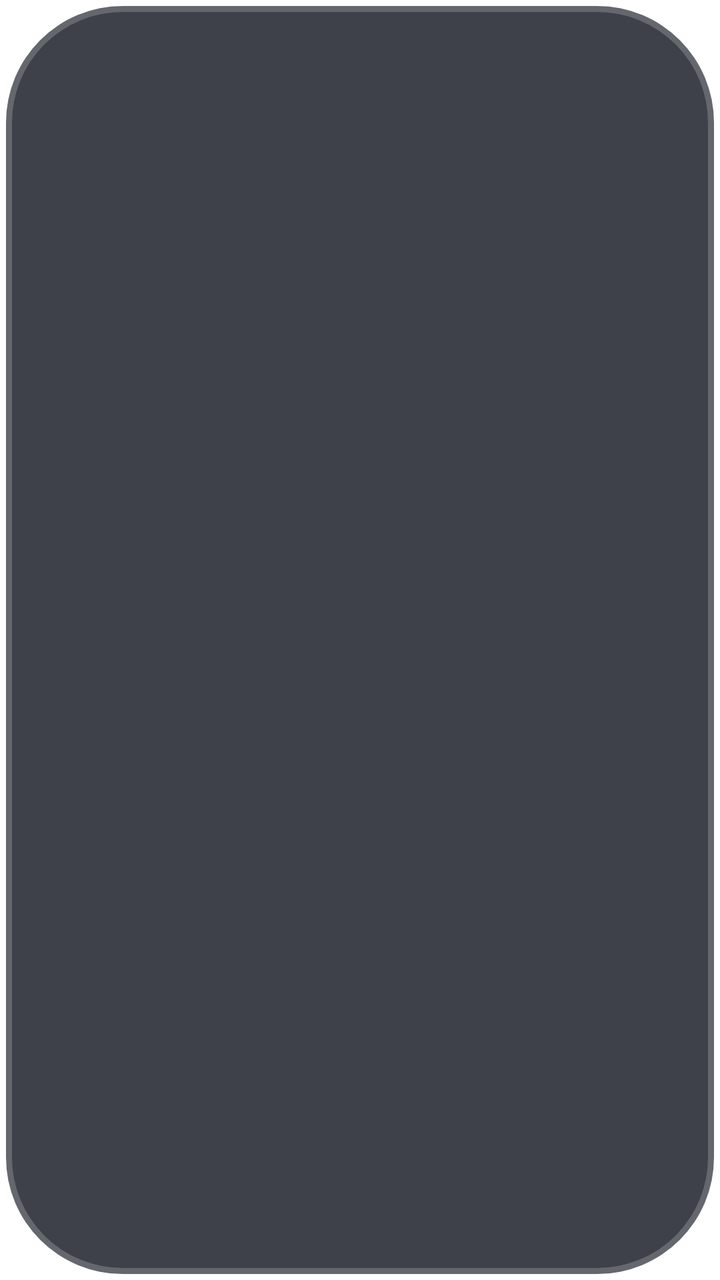
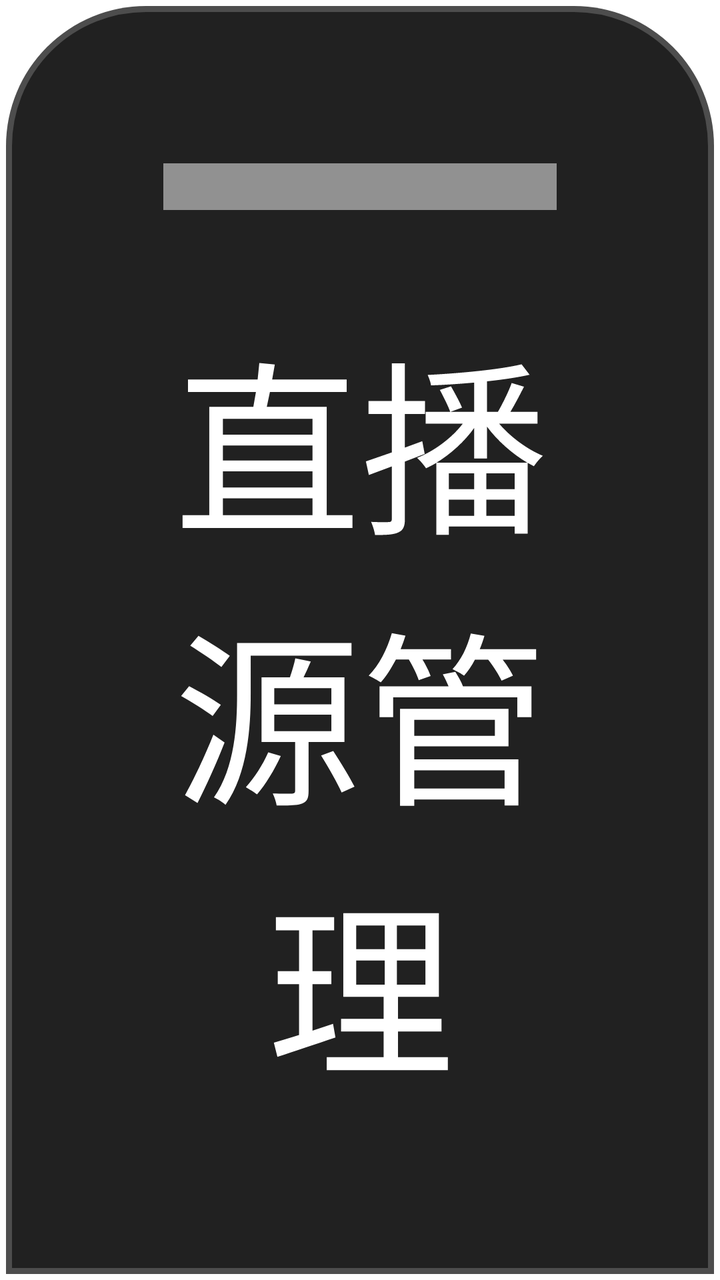

An Android layout rendered at two revisions. The XML below is the earlier revision; the diff shows what the commit changed to produce the second picture.
<!-- AndroidManifest.xml: application theme AppTheme.NoActionBar -->
<!-- res/layout/dialog_live_source.xml -->
<?xml version="1.0" encoding="utf-8"?>
<FrameLayout xmlns:android="http://schemas.android.com/apk/res/android"
    xmlns:app="http://schemas.android.com/apk/res-auto"
    xmlns:tools="http://schemas.android.com/tools"
    android:layout_width="wrap_content"
    android:layout_height="wrap_content">

    <LinearLayout
        android:layout_width="wrap_content"
        android:layout_height="wrap_content"
        android:layout_gravity="center"
        android:background="@drawable/shape_danmu_setting_bg"
        android:orientation="horizontal"
        android:padding="@dimen/vs_35">

        <ImageView
            android:id="@+id/qrCode"
            android:layout_width="@dimen/vs_280"
            android:layout_height="@dimen/vs_280"
            android:layout_gravity="center_vertical"
            android:focusable="false" />

        <LinearLayout
            android:layout_width="@dimen/vs_610"
            android:layout_height="wrap_content"
            android:layout_marginStart="@dimen/vs_20"
            android:layout_marginLeft="@dimen/vs_20"
            android:orientation="vertical">

            <TextView
                android:id="@+id/title"
                android:layout_width="match_parent"
                android:layout_height="wrap_content"
                android:layout_marginBottom="@dimen/vs_8"
                android:gravity="center"
                android:text="添加直播源"
                android:textColor="@color/dialog_text_primary"
                android:textSize="@dimen/ts_26" />

            <TextView
                android:id="@+id/jump_web"
                android:layout_width="match_parent"
                android:layout_height="wrap_content"
                android:layout_marginBottom="@dimen/vs_8"
                android:focusable="false"
                android:gravity="center"
                android:lineSpacingMultiplier="1.3"
                android:text="扫码远程推送（直播地址）"
                android:textColor="@color/dialog_text_primary"
                android:textSize="@dimen/ts_22" />

            <FrameLayout
                android:layout_width="match_parent"
                android:layout_height="@dimen/vs_300"
                android:layout_marginBottom="@dimen/vs_8">

                <com.owen.tvrecyclerview.widget.TvRecyclerView
                    android:id="@+id/list"
                    android:layout_width="match_parent"
                    android:layout_height="match_parent"
                    app:tv_layoutManager="V7LinearLayoutManager"
                    app:tv_verticalSpacingWithMargins="@dimen/vs_5" />
            </FrameLayout>

            
            <LinearLayout
                android:layout_width="match_parent"
                android:layout_height="wrap_content"
                android:layout_marginBottom="@dimen/vs_8"
                android:orientation="horizontal">

                <EditText
                    android:id="@+id/input_live_name"
                    android:layout_width="0dp"
                    android:layout_height="wrap_content"
                    android:layout_weight="2"
                    android:background="@drawable/input_dialog_api_input"
                    android:hint="直播源名（可空）"
                    android:imeOptions="actionNext|flagNoExtractUi"
                    android:inputType="text"
                    android:maxLines="1"
                    android:paddingLeft="@dimen/vs_2"
                    android:paddingTop="@dimen/vs_10"
                    android:paddingRight="@dimen/vs_2"
                    android:paddingBottom="@dimen/vs_10"
                    android:singleLine="true"
                    android:textColor="@color/dialog_text_primary"
                    android:textColorHint="@color/dialog_text_hint"
                    android:textSize="@dimen/ts_24" />

                <EditText
                    android:id="@+id/input_live_url"
                    android:layout_width="0dp"
                    android:layout_height="wrap_content"
                    android:layout_weight="3"
                    android:layout_marginStart="@dimen/vs_5"
                    android:layout_marginLeft="@dimen/vs_5"
                    android:background="@drawable/input_dialog_api_input"
                    android:hint="输入直播源地址明文"
                    android:imeOptions="actionDone|flagNoExtractUi"
                    android:inputType="text"
                    android:maxLines="1"
                    android:paddingLeft="@dimen/vs_2"
                    android:paddingTop="@dimen/vs_10"
                    android:paddingRight="@dimen/vs_2"
                    android:paddingBottom="@dimen/vs_10"
                    android:singleLine="true"
                    android:textColor="@color/dialog_text_primary"
                    android:textColorHint="@color/dialog_text_hint"
                    android:textSize="@dimen/ts_24" />

                <TextView
                    android:id="@+id/inputSubmit"
                    android:layout_width="wrap_content"
                    android:layout_height="wrap_content"
                    android:layout_gravity="center"
                    android:layout_marginStart="@dimen/vs_5"
                    android:layout_marginLeft="@dimen/vs_5"
                    android:background="@drawable/button_danmu_setting"
                    android:focusable="true"
                    android:gravity="center"
                    android:padding="@dimen/vs_10"
                    android:text="添加"
                    android:textColor="@color/dialog_text_primary"
                    android:textSize="@dimen/ts_22" />
            </LinearLayout>

            
            <LinearLayout
                android:layout_width="match_parent"
                android:layout_height="wrap_content"
                android:gravity="right"
                android:orientation="horizontal">

                <Space
                    android:layout_width="0dp"
                    android:layout_height="wrap_content"
                    android:layout_weight="1" />

                <TextView
                    android:id="@+id/delAll"
                    android:layout_width="wrap_content"
                    android:layout_height="wrap_content"
                    android:background="@drawable/button_danmu_setting"
                    android:focusable="true"
                    android:gravity="center"
                    android:paddingLeft="@dimen/vs_30"
                    android:paddingTop="@dimen/vs_10"
                    android:paddingRight="@dimen/vs_30"
                    android:paddingBottom="@dimen/vs_10"
                    android:text="全部删除"
                    android:textColor="@color/dialog_text_primary"
                    android:textSize="@dimen/ts_22" />

                <TextView
                    android:id="@+id/btnPerm"
                    android:layout_width="wrap_content"
                    android:layout_height="wrap_content"
                    android:layout_marginStart="@dimen/vs_5"
                    android:layout_marginLeft="@dimen/vs_5"
                    android:background="@drawable/button_danmu_setting"
                    android:focusable="true"
                    android:gravity="center"
                    android:paddingLeft="@dimen/vs_30"
                    android:paddingTop="@dimen/vs_10"
                    android:paddingRight="@dimen/vs_30"
                    android:paddingBottom="@dimen/vs_10"
                    android:text="存储权限"
                    android:textColor="@color/dialog_text_primary"
                    android:textSize="@dimen/ts_22" />

                <TextView
                    android:id="@+id/btnClose"
                    android:layout_width="wrap_content"
                    android:layout_height="wrap_content"
                    android:layout_marginStart="@dimen/vs_5"
                    android:layout_marginLeft="@dimen/vs_5"
                    android:background="@drawable/button_danmu_setting"
                    android:focusable="true"
                    android:gravity="center"
                    android:paddingLeft="@dimen/vs_30"
                    android:paddingTop="@dimen/vs_10"
                    android:paddingRight="@dimen/vs_30"
                    android:paddingBottom="@dimen/vs_10"
                    android:text="关闭"
                    android:textColor="@color/dialog_text_primary"
                    android:textSize="@dimen/ts_22" />
            </LinearLayout>
        </LinearLayout>
    </LinearLayout>
</FrameLayout>
<!-- resources referenced by this layout -->
<resources>
  <color name="dialog_text_hint">#80FFFFFF</color>
  <color name="dialog_text_primary">#FFFFFFFF</color>
  <dimen name="ts_22">22mm</dimen>
  <dimen name="ts_24">24mm</dimen>
  <dimen name="ts_26">26mm</dimen>
  <dimen name="vs_10">10mm</dimen>
  <dimen name="vs_2">2mm</dimen>
  <dimen name="vs_20">20mm</dimen>
  <dimen name="vs_280">280mm</dimen>
  <dimen name="vs_30">30mm</dimen>
  <dimen name="vs_300">300mm</dimen>
  <dimen name="vs_35">35mm</dimen>
  <dimen name="vs_5">5mm</dimen>
  <dimen name="vs_610">610mm</dimen>
  <dimen name="vs_8">8mm</dimen>
  <!-- drawable button_danmu_setting (drawable) -->
  <?xml version="1.0" encoding="utf-8"?>
  <selector xmlns:android="http://schemas.android.com/apk/res/android">
      <item android:state_focused="true">
          <shape>
              <corners android:radius="@dimen/vs_6" />
              <solid android:color="@color/dialog_control_bg_focused" />
              <stroke
                  android:width="@dimen/vs_1"
                  android:color="@color/dialog_control_stroke_focused" />
          </shape>
      </item>
      <item>
          <shape>
              <corners android:radius="@dimen/vs_6" />
              <solid android:color="@color/dialog_control_bg" />
              <stroke
                  android:width="@dimen/vs_1"
                  android:color="@color/dialog_control_stroke" />
          </shape>
      </item>
  </selector>
  <!-- drawable shape_danmu_setting_bg (drawable) -->
  <?xml version="1.0" encoding="utf-8"?>
  <shape xmlns:android="http://schemas.android.com/apk/res/android">
      <corners android:radius="@dimen/vs_10" />
      <solid android:color="@color/dialog_panel_bg" />
      <stroke
          android:width="@dimen/vs_1"
          android:color="@color/dialog_panel_stroke" />
  </shape>
  <style name="AppTheme.NoActionBar" parent="AppTheme">
          <item name="android:windowActionBar">false</item>
          <item name="android:windowNoTitle">true</item>
          <item name="windowActionBar">false</item>
          <item name="android:windowFullscreen">true</item>//全屏即无通知栏
          <item name="android:windowContentOverlay">@null</item>//是否有遮盖
          <item name="windowNoTitle">true</item>
          <item name="android:keepScreenOn">true</item>
          
          <item name="android:windowBackground">@android:color/transparent</item>
      </style>
  <dimen name="vs_6">6mm</dimen>
  <color name="dialog_control_bg_focused">#CC1890FF</color>
  <dimen name="vs_1">1mm</dimen>
  <color name="dialog_control_stroke_focused">#CC02F8E1</color>
  <color name="dialog_control_bg">#80353744</color>
  <color name="dialog_control_stroke">#22FFFFFF</color>
  <dimen name="vs_20_">-20mm</dimen>
  <color name="dialog_panel_stroke">#33FFFFFF</color>
  <color name="dialog_input_bg">#66353744</color>
  <color name="dialog_panel_bg">#D91D202A</color>
  <style name="AppTheme" parent="Theme.AppCompat.Light.DarkActionBar">
          
          <item name="colorPrimary">@color/color_6200EE</item>
          <item name="colorPrimaryDark">@color/color_3700B3</item>
          <item name="colorAccent">@color/color_03DAC5</item>
      </style>
  <color name="color_6200EE">#6200EE</color>
  <color name="color_3700B3">#3700B3</color>
  <color name="color_03DAC5">#03DAC5</color>
  <!-- unchanged entries left out for length: 1 -->
</resources>

<!-- the commit's change to res/layout/dialog_live_source.xml (unified diff, before → after) -->
@@ -1,191 +1,156 @@
 <?xml version="1.0" encoding="utf-8"?>
-<FrameLayout xmlns:android="http://schemas.android.com/apk/res/android"
-    xmlns:app="http://schemas.android.com/apk/res-auto"
-    xmlns:tools="http://schemas.android.com/tools"
-    android:layout_width="wrap_content"
-    android:layout_height="wrap_content">
+<LinearLayout xmlns:android="http://schemas.android.com/apk/res/android"
+    android:layout_width="match_parent"
+    android:layout_height="match_parent"
+    android:background="@drawable/shape_bottom_sheet_bg"
+    android:orientation="vertical"
+    android:padding="@dimen/vs_14">
 
+    <View
+        android:id="@+id/dragHandle"
+        android:layout_width="@dimen/vs_36"
+        android:layout_height="@dimen/vs_4"
+        android:layout_gravity="center_horizontal"
+        android:background="@color/dialog_text_hint" />
+
+    <TextView
+        android:id="@+id/title"
+        android:layout_width="match_parent"
+        android:layout_height="wrap_content"
+        android:layout_marginTop="@dimen/vs_8"
+        android:gravity="center"
+        android:text="直播源管理"
+        android:textColor="@color/dialog_text_primary"
+        android:textSize="@dimen/ts_30" />
+
+    <FrameLayout
+        android:layout_width="match_parent"
+        android:layout_height="0dp"
+        android:layout_marginTop="@dimen/vs_8"
+        android:layout_weight="1">
+
+        <androidx.recyclerview.widget.RecyclerView
+            android:id="@+id/list"
+            android:layout_width="match_parent"
+            android:layout_height="match_parent"
+            android:clipToPadding="false" />
+    </FrameLayout>
+
+    
     <LinearLayout
-        android:layout_width="wrap_content"
+        android:layout_width="match_parent"
         android:layout_height="wrap_content"
-        android:layout_gravity="center"
-        android:background="@drawable/shape_danmu_setting_bg"
-        android:orientation="horizontal"
-        android:padding="@dimen/vs_35">
+        android:layout_marginTop="@dimen/vs_8"
+        android:orientation="horizontal">
 
-        <ImageView
-            android:id="@+id/qrCode"
-            android:layout_width="@dimen/vs_280"
-            android:layout_height="@dimen/vs_280"
-            android:layout_gravity="center_vertical"
-            android:focusable="false" />
+        <EditText
+            android:id="@+id/input_live_name"
+            android:layout_width="0dp"
+            android:layout_height="wrap_content"
+            android:layout_weight="2"
+            android:background="@drawable/input_dialog_api_input"
+            android:hint="直播源名（可空）"
+            android:imeOptions="actionNext|flagNoExtractUi"
+            android:inputType="text"
+            android:maxLines="1"
+            android:paddingLeft="@dimen/vs_2"
+            android:paddingTop="@dimen/vs_10"
+            android:paddingRight="@dimen/vs_2"
+            android:paddingBottom="@dimen/vs_10"
+            android:singleLine="true"
+            android:textColor="@color/dialog_text_primary"
+            android:textColorHint="@color/dialog_text_hint"
+            android:textSize="@dimen/ts_24" />
 
-        <LinearLayout
-            android:layout_width="@dimen/vs_610"
+        <EditText
+            android:id="@+id/input_live_url"
+            android:layout_width="0dp"
             android:layout_height="wrap_content"
-            android:layout_marginStart="@dimen/vs_20"
-            android:layout_marginLeft="@dimen/vs_20"
-            android:orientation="vertical">
+            android:layout_marginStart="@dimen/vs_5"
+            android:layout_weight="3"
+            android:background="@drawable/input_dialog_api_input"
+            android:hint="输入直播源地址明文"
+            android:imeOptions="actionDone|flagNoExtractUi"
+            android:inputType="text"
+            android:maxLines="1"
+            android:paddingLeft="@dimen/vs_2"
+            android:paddingTop="@dimen/vs_10"
+            android:paddingRight="@dimen/vs_2"
+            android:paddingBottom="@dimen/vs_10"
+            android:singleLine="true"
+            android:textColor="@color/dialog_text_primary"
+            android:textColorHint="@color/dialog_text_hint"
+            android:textSize="@dimen/ts_24" />
 
-            <TextView
-                android:id="@+id/title"
-                android:layout_width="match_parent"
-                android:layout_height="wrap_content"
-                android:layout_marginBottom="@dimen/vs_8"
-                android:gravity="center"
-                android:text="添加直播源"
-                android:textColor="@color/dialog_text_primary"
-                android:textSize="@dimen/ts_26" />
+        <TextView
+            android:id="@+id/inputSubmit"
+            android:layout_width="wrap_content"
+            android:layout_height="wrap_content"
+            android:layout_gravity="center"
+            android:layout_marginStart="@dimen/vs_5"
+            android:background="@drawable/button_danmu_setting"
+            android:gravity="center"
+            android:padding="@dimen/vs_10"
+            android:text="添加"
+            android:textColor="@color/dialog_text_primary"
+            android:textSize="@dimen/ts_22" />
+    </LinearLayout>
 
-            <TextView
-                android:id="@+id/jump_web"
-                android:layout_width="match_parent"
-                android:layout_height="wrap_content"
-                android:layout_marginBottom="@dimen/vs_8"
-                android:focusable="false"
-                android:gravity="center"
-                android:lineSpacingMultiplier="1.3"
-                android:text="扫码远程推送（直播地址）"
-                android:textColor="@color/dialog_text_primary"
-                android:textSize="@dimen/ts_22" />
+    
+    <LinearLayout
+        android:layout_width="match_parent"
+        android:layout_height="wrap_content"
+        android:layout_marginTop="@dimen/vs_8"
+        android:gravity="right"
+        android:orientation="horizontal">
 
-            <FrameLayout
-                android:layout_width="match_parent"
-                android:layout_height="@dimen/vs_300"
-                android:layout_marginBottom="@dimen/vs_8">
+        <Space
+            android:layout_width="0dp"
+            android:layout_height="wrap_content"
+            android:layout_weight="1" />
 
-                <com.owen.tvrecyclerview.widget.TvRecyclerView
-                    android:id="@+id/list"
-                    android:layout_width="match_parent"
-                    android:layout_height="match_parent"
-                    app:tv_layoutManager="V7LinearLayoutManager"
-                    app:tv_verticalSpacingWithMargins="@dimen/vs_5" />
-            </FrameLayout>
+        <TextView
+            android:id="@+id/delAll"
+            android:layout_width="wrap_content"
+            android:layout_height="wrap_content"
+            android:background="@drawable/button_danmu_setting"
+            android:gravity="center"
+            android:paddingLeft="@dimen/vs_30"
+            android:paddingTop="@dimen/vs_10"
+            android:paddingRight="@dimen/vs_30"
+            android:paddingBottom="@dimen/vs_10"
+            android:text="全部删除"
+            android:textColor="@color/dialog_text_primary"
+            android:textSize="@dimen/ts_22" />
 
-            
-            <LinearLayout
-                android:layout_width="match_parent"
-                android:layout_height="wrap_content"
-                android:layout_marginBottom="@dimen/vs_8"
-                android:orientation="horizontal">
+        <TextView
+            android:id="@+id/btnPerm"
+            android:layout_width="wrap_content"
+            android:layout_height="wrap_content"
+            android:layout_marginStart="@dimen/vs_5"
+            android:background="@drawable/button_danmu_setting"
+            android:gravity="center"
+            android:paddingLeft="@dimen/vs_30"
+            android:paddingTop="@dimen/vs_10"
+            android:paddingRight="@dimen/vs_30"
+            android:paddingBottom="@dimen/vs_10"
+            android:text="存储权限"
+            android:textColor="@color/dialog_text_primary"
+            android:textSize="@dimen/ts_22" />
 
-                <EditText
-                    android:id="@+id/input_live_name"
-                    android:layout_width="0dp"
-                    android:layout_height="wrap_content"
-                    android:layout_weight="2"
-                    android:background="@drawable/input_dialog_api_input"
-                    android:hint="直播源名（可空）"
-                    android:imeOptions="actionNext|flagNoExtractUi"
-                    android:inputType="text"
-                    android:maxLines="1"
-                    android:paddingLeft="@dimen/vs_2"
-                    android:paddingTop="@dimen/vs_10"
-                    android:paddingRight="@dimen/vs_2"
-                    android:paddingBottom="@dimen/vs_10"
-                    android:singleLine="true"
-                    android:textColor="@color/dialog_text_primary"
-                    android:textColorHint="@color/dialog_text_hint"
-                    android:textSize="@dimen/ts_24" />
-
-                <EditText
-                    android:id="@+id/input_live_url"
-                    android:layout_width="0dp"
-                    android:layout_height="wrap_content"
-                    android:layout_weight="3"
-                    android:layout_marginStart="@dimen/vs_5"
-                    android:layout_marginLeft="@dimen/vs_5"
-                    android:background="@drawable/input_dialog_api_input"
-                    android:hint="输入直播源地址明文"
-                    android:imeOptions="actionDone|flagNoExtractUi"
-                    android:inputType="text"
-                    android:maxLines="1"
-                    android:paddingLeft="@dimen/vs_2"
-                    android:paddingTop="@dimen/vs_10"
-                    android:paddingRight="@dimen/vs_2"
-                    android:paddingBottom="@dimen/vs_10"
-                    android:singleLine="true"
-                    android:textColor="@color/dialog_text_primary"
-                    android:textColorHint="@color/dialog_text_hint"
-                    android:textSize="@dimen/ts_24" />
-
-                <TextView
-                    android:id="@+id/inputSubmit"
-                    android:layout_width="wrap_content"
-                    android:layout_height="wrap_content"
-                    android:layout_gravity="center"
-                    android:layout_marginStart="@dimen/vs_5"
-                    android:layout_marginLeft="@dimen/vs_5"
-                    android:background="@drawable/button_danmu_setting"
-                    android:focusable="true"
-                    android:gravity="center"
-                    android:padding="@dimen/vs_10"
-                    android:text="添加"
-                    android:textColor="@color/dialog_text_primary"
-                    android:textSize="@dimen/ts_22" />
-            </LinearLayout>
-
-            
-            <LinearLayout
-                android:layout_width="match_parent"
-                android:layout_height="wrap_content"
-                android:gravity="right"
-                android:orientation="horizontal">
-
-                <Space
-                    android:layout_width="0dp"
-                    android:layout_height="wrap_content"
-                    android:layout_weight="1" />
-
-                <TextView
-                    android:id="@+id/delAll"
-                    android:layout_width="wrap_content"
-                    android:layout_height="wrap_content"
-                    android:background="@drawable/button_danmu_setting"
-                    android:focusable="true"
-                    android:gravity="center"
-                    android:paddingLeft="@dimen/vs_30"
-                    android:paddingTop="@dimen/vs_10"
-                    android:paddingRight="@dimen/vs_30"
-                    android:paddingBottom="@dimen/vs_10"
-                    android:text="全部删除"
-                    android:textColor="@color/dialog_text_primary"
-                    android:textSize="@dimen/ts_22" />
-
-                <TextView
-                    android:id="@+id/btnPerm"
-                    android:layout_width="wrap_content"
-                    android:layout_height="wrap_content"
-                    android:layout_marginStart="@dimen/vs_5"
-                    android:layout_marginLeft="@dimen/vs_5"
-                    android:background="@drawable/button_danmu_setting"
-                    android:focusable="true"
-                    android:gravity="center"
-                    android:paddingLeft="@dimen/vs_30"
-                    android:paddingTop="@dimen/vs_10"
-                    android:paddingRight="@dimen/vs_30"
-                    android:paddingBottom="@dimen/vs_10"
-                    android:text="存储权限"
-                    android:textColor="@color/dialog_text_primary"
-                    android:textSize="@dimen/ts_22" />
-
-                <TextView
-                    android:id="@+id/btnClose"
-                    android:layout_width="wrap_content"
-                    android:layout_height="wrap_content"
-                    android:layout_marginStart="@dimen/vs_5"
-                    android:layout_marginLeft="@dimen/vs_5"
-                    android:background="@drawable/button_danmu_setting"
-                    android:focusable="true"
-                    android:gravity="center"
-                    android:paddingLeft="@dimen/vs_30"
-                    android:paddingTop="@dimen/vs_10"
-                    android:paddingRight="@dimen/vs_30"
-                    android:paddingBottom="@dimen/vs_10"
-                    android:text="关闭"
-                    android:textColor="@color/dialog_text_primary"
-                    android:textSize="@dimen/ts_22" />
-            </LinearLayout>
-        </LinearLayout>
+        <TextView
+            android:id="@+id/btnClose"
+            android:layout_width="wrap_content"
+            android:layout_height="wrap_content"
+            android:layout_marginStart="@dimen/vs_5"
+            android:background="@drawable/button_danmu_setting"
+            android:gravity="center"
+            android:paddingLeft="@dimen/vs_30"
+            android:paddingTop="@dimen/vs_10"
+            android:paddingRight="@dimen/vs_30"
+            android:paddingBottom="@dimen/vs_10"
+            android:text="关闭"
+            android:textColor="@color/dialog_text_primary"
+            android:textSize="@dimen/ts_22" />
     </LinearLayout>
-</FrameLayout>
+</LinearLayout>
<!-- resource entries referenced after the edit -->
@@ -2,18 +2,16 @@
 <resources>
   <color name="dialog_text_hint">#80FFFFFF</color>
   <color name="dialog_text_primary">#FFFFFFFF</color>
-  <dimen name="ts_22">22mm</dimen>
-  <dimen name="ts_24">24mm</dimen>
-  <dimen name="ts_26">26mm</dimen>
+  <dimen name="ts_22">15mm</dimen>
+  <dimen name="ts_24">16mm</dimen>
+  <dimen name="ts_30">16mm</dimen>
   <dimen name="vs_10">10mm</dimen>
+  <dimen name="vs_14">14mm</dimen>
   <dimen name="vs_2">2mm</dimen>
-  <dimen name="vs_20">20mm</dimen>
-  <dimen name="vs_280">280mm</dimen>
   <dimen name="vs_30">30mm</dimen>
-  <dimen name="vs_300">300mm</dimen>
-  <dimen name="vs_35">35mm</dimen>
+  <dimen name="vs_36">36mm</dimen>
+  <dimen name="vs_4">4mm</dimen>
   <dimen name="vs_5">5mm</dimen>
-  <dimen name="vs_610">610mm</dimen>
   <dimen name="vs_8">8mm</dimen>
   <!-- drawable button_danmu_setting (drawable) -->
   <?xml version="1.0" encoding="utf-8"?>
@@ -37,10 +35,13 @@
           </shape>
       </item>
   </selector>
-  <!-- drawable shape_danmu_setting_bg (drawable) -->
+  <!-- drawable shape_bottom_sheet_bg (drawable) -->
   <?xml version="1.0" encoding="utf-8"?>
-  <shape xmlns:android="http://schemas.android.com/apk/res/android">
-      <corners android:radius="@dimen/vs_10" />
+  <shape xmlns:android="http://schemas.android.com/apk/res/android"
+      android:shape="rectangle">
+      <corners
+          android:topLeftRadius="@dimen/vs_12"
+          android:topRightRadius="@dimen/vs_12" />
       <solid android:color="@color/dialog_panel_bg" />
       <stroke
           android:width="@dimen/vs_1"
@@ -50,12 +51,15 @@
           <item name="android:windowActionBar">false</item>
           <item name="android:windowNoTitle">true</item>
           <item name="windowActionBar">false</item>
-          <item name="android:windowFullscreen">true</item>//全屏即无通知栏
+          <item name="android:windowFullscreen">false</item>//手机版：默认保留状态栏，全屏页面运行时再隐藏
           <item name="android:windowContentOverlay">@null</item>//是否有遮盖
           <item name="windowNoTitle">true</item>
-          <item name="android:keepScreenOn">true</item>
+          
           
           <item name="android:windowBackground">@android:color/transparent</item>
+          
+          <item name="android:statusBarColor">@android:color/transparent</item>
+          <item name="android:windowDrawsSystemBarBackgrounds">true</item>
       </style>
   <dimen name="vs_6">6mm</dimen>
   <color name="dialog_control_bg_focused">#CC1890FF</color>
@@ -66,7 +70,8 @@
   <dimen name="vs_20_">-20mm</dimen>
   <color name="dialog_panel_stroke">#33FFFFFF</color>
   <color name="dialog_input_bg">#66353744</color>
-  <color name="dialog_panel_bg">#D91D202A</color>
+  <dimen name="vs_12">12mm</dimen>
+  <color name="dialog_panel_bg">#F2161616</color>
   <style name="AppTheme" parent="Theme.AppCompat.Light.DarkActionBar">
           
           <item name="colorPrimary">@color/color_6200EE</item>
